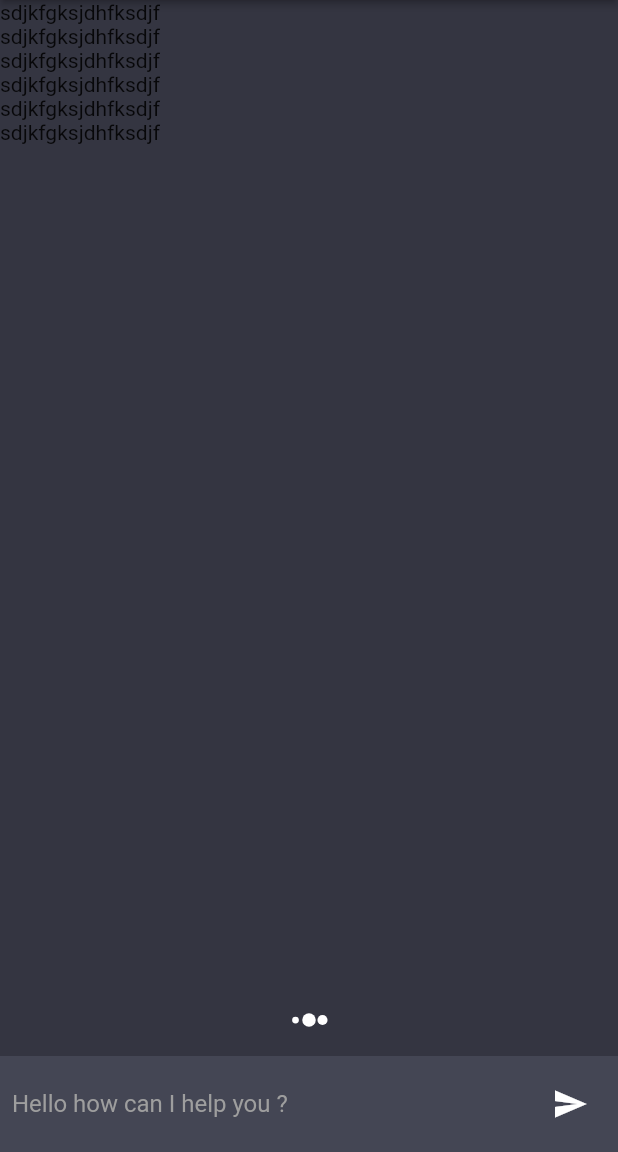
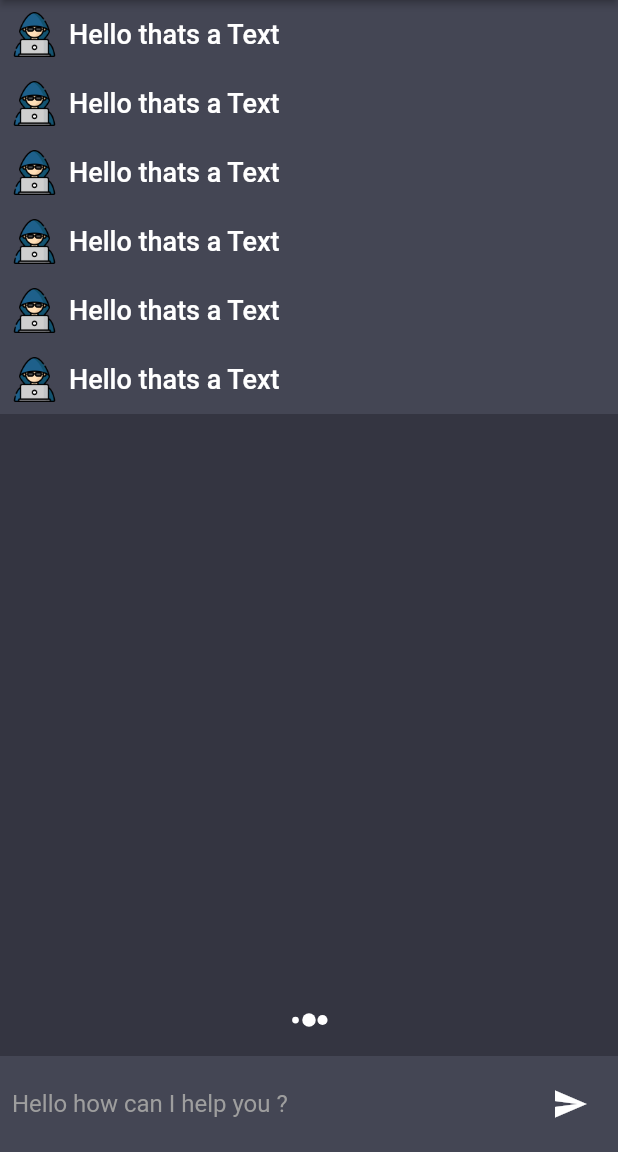
Before and after one commit to EslamElnady0/ChatGPT-App, a Flutter app: the screen it shows after launch, on a phone screen of 412 x 824 dp, the part 84-1236 px from its top. Run offline on Flutter 3.47's test engine with Material 2 defaults, Android fonts, the phone set to English and light mode, and no system bars; our stand-ins replace flutter_spinkit.

Commit message:
chat screen done pt2

```diff
--- a/lib/screens/chat_screen.dart
+++ b/lib/screens/chat_screen.dart
@@ -1,5 +1,6 @@
 import 'package:chatgpt/constants/constants.dart';
 import 'package:chatgpt/services/assets_manager.dart';
+import 'package:chatgpt/widgets/chat_widget.dart';
 import 'package:flutter/material.dart';
 import 'package:flutter_spinkit/flutter_spinkit.dart';
 
@@ -13,7 +14,7 @@ class ChatScreen extends StatefulWidget {
 }
 
 class _ChatScreenState extends State<ChatScreen> {
-  bool _isTyping = true;
+  final bool _isTyping = true;
 
   late TextEditingController textEditingController;
 
@@ -52,7 +53,7 @@ class _ChatScreenState extends State<ChatScreen> {
             Flexible(
               child: ListView.builder(
                 itemBuilder: (context, index) {
-                  return Text("sdjkfgksjdhfksdjf");
+                  return const  ChatWidget();
                 },
                 itemCount: 6,
               ),
--- /dev/null
+++ b/lib/widgets/chat_widget.dart
@@ -0,0 +1,19 @@
+import 'package:chatgpt/constants/constants.dart';
+import 'package:chatgpt/services/assets_manager.dart';
+import 'package:chatgpt/widgets/text_widget.dart';
+import 'package:flutter/material.dart';
+
+
+class ChatWidget extends StatelessWidget {
+  const ChatWidget({Key? key}) : super(key: key);
+
+  @override
+  Widget build(BuildContext context) {
+    return Material(color: kCardColor,
+      child: Padding(padding: const EdgeInsets.all(8.0), child:Row(children: [
+        Image.asset(AssetsManager.userImage,height: 30,width: 30,),
+        const SizedBox(width: 8,),
+        const TextWidget(label: "Hello thats a Text"),
+      ],),),);
+  }
+}
--- /dev/null
+++ b/lib/widgets/text_widget.dart
@@ -0,0 +1,26 @@
+import 'package:flutter/material.dart';
+
+class TextWidget extends StatelessWidget {
+  final String label;
+  final FontWeight? fontWeight;
+  final double fontSize;
+  final Color? color;
+
+  const TextWidget(
+      {super.key,
+      required this.label,
+      this.fontWeight,
+      this.color,
+      this.fontSize = 18});
+
+  @override
+  Widget build(BuildContext context) {
+    return Text(
+      label,
+      style: TextStyle(
+          fontSize: fontSize,
+          fontWeight: fontWeight ?? FontWeight.w500,
+          color: color ?? Colors.white),
+    );
+  }
+}
```
